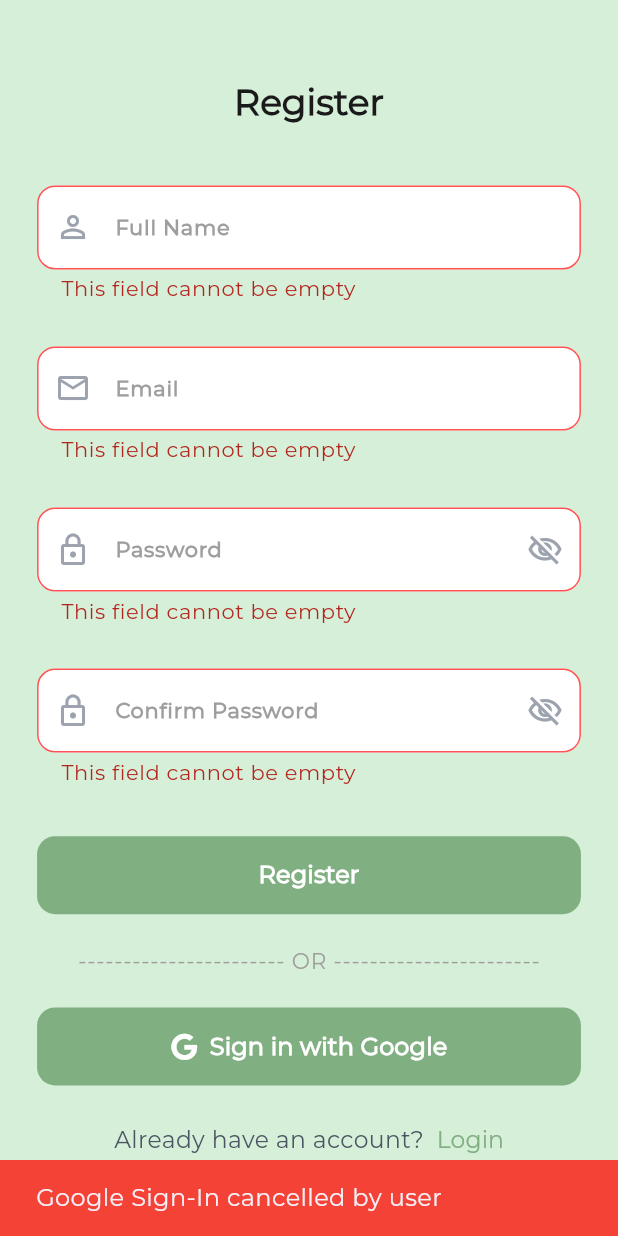
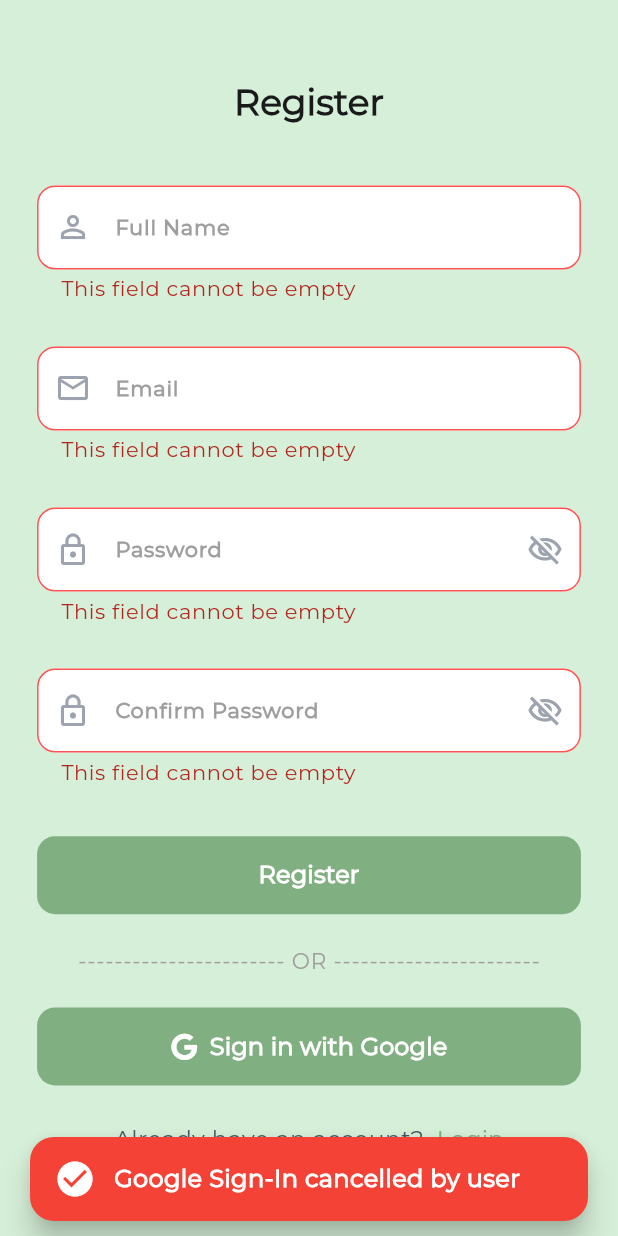
Before and after one commit to medo910/Depi-Project, a Flutter app: the RegisterView screen opened by its route, after a tap on "Register", after a tap on "Sign in with Google", on a phone screen of 412 x 824 dp. Run offline on Flutter 3.47's test engine with Material 3 defaults, Android fonts, the phone set to English and light mode, and no system bars; our stand-ins replace bloc, cached_network_image, cloud_firestore, equatable, firebase_auth, firebase_core and 10 more; accounts and stored records are empty.

Commit message:
return snackBar

```diff
--- a/user_app/lib/core/widgets/show_snack_bar.dart
+++ b/user_app/lib/core/widgets/show_snack_bar.dart
@@ -1,7 +1,31 @@
 import 'package:flutter/material.dart';
+import 'package:iconsax_flutter/iconsax_flutter.dart';
 
 void showSnackBar(BuildContext context, String message, Color color) {
-  ScaffoldMessenger.of(
-    context,
-  ).showSnackBar(SnackBar(content: Text(message), backgroundColor: color));
+  ScaffoldMessenger.of(context).showSnackBar(
+    SnackBar(
+      behavior: SnackBarBehavior.floating,
+      elevation: 8,
+      backgroundColor: color,
+      shape: RoundedRectangleBorder(borderRadius: BorderRadius.circular(16)),
+      margin: const EdgeInsets.symmetric(horizontal: 20, vertical: 10),
+      content: Row(
+        children: [
+          const Icon(Icons.check_circle, color: Colors.white, size: 28),
+          const SizedBox(width: 12),
+          Expanded(
+            child: Text(
+              message,
+              style: const TextStyle(
+                fontSize: 16,
+                color: Colors.white,
+                fontWeight: FontWeight.w600,
+              ),
+            ),
+          ),
+        ],
+      ),
+      duration: const Duration(milliseconds: 1500),
+    ),
+  );
 }
--- a/user_app/lib/features/auth/presentation/views/register_view.dart
+++ b/user_app/lib/features/auth/presentation/views/register_view.dart
@@ -85,40 +85,11 @@ class _RegisterViewState extends State<RegisterView> {
                       if (state is AuthError) {
                         showSnackBar(context, state.message, Colors.red);
                       } else if (state is AuthSuccess) {
-                         ScaffoldMessenger.of(context).showSnackBar(
-                          SnackBar(
-                            behavior: SnackBarBehavior.floating,
-                            elevation: 8,
-                            backgroundColor: Colors.green,
-                            shape: RoundedRectangleBorder(
-                              borderRadius: BorderRadius.circular(16),
-                            ),
-                            margin: const EdgeInsets.symmetric(
-                              horizontal: 20,
-                              vertical: 10,
-                            ),
-                            content: Row(
-                              children: const [
-                                Icon(
-                                  Icons.check_circle,
-                                  color: Colors.white,
-                                  size: 28,
-                                ),
-                                SizedBox(width: 12),
-                                Text(
-                                  "Registration Successful",
-                                  style: TextStyle(
-                                    fontSize: 16,
-                                    color: Colors.white,
-                                    fontWeight: FontWeight.w600,
-                                  ),
-                                ),
-                              ],
-                            ),
-                            duration: Duration(milliseconds: 1500),
-                          ),
+                        showSnackBar(
+                          context,
+                          "Registration Successful",
+                          Colors.green,
                         );
-
                         AppRouter.router.go(AppRouter.kLogin);
                       }
                     },
```
Also changed, not shown: user_app/lib/features/auth/presentation/views/login_view.dart (+1 -33 lines).
